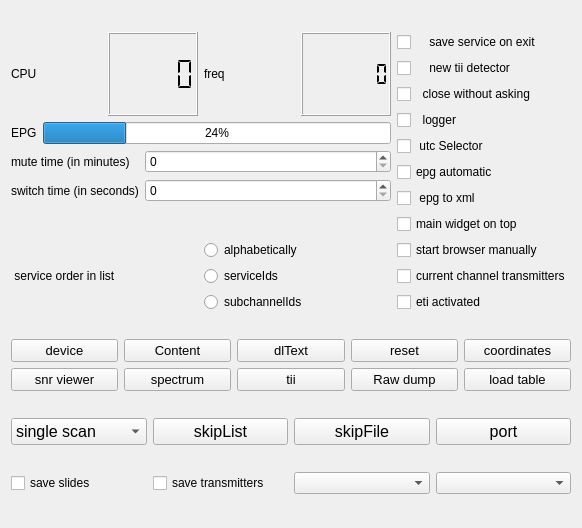
The window that forms/config-helper.ui (tomneda/qt-dab) describes before a commit, drawn with Qt 5.
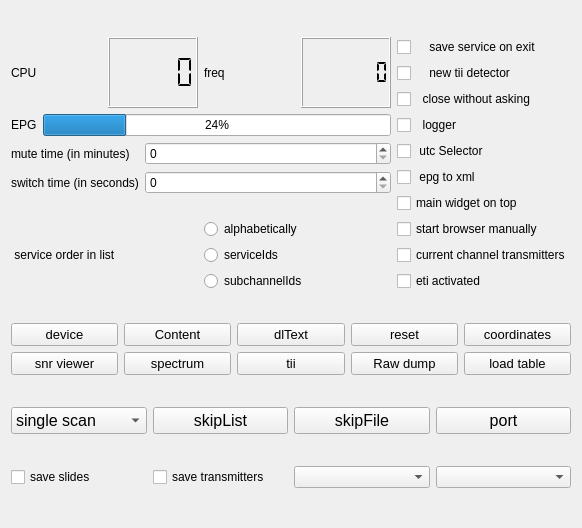
The same window after the commit. Custom widgets are drawn as their Qt base class.

Commit message: Remove unused "EPG automatic" switch

```diff
--- a/forms/config-helper.ui
+++ b/forms/config-helper.ui
@@ -211,16 +211,6 @@
          </property>
         </widget>
        </item>
-       <item>
-        <widget class="QCheckBox" name="epgSelector">
-         <property name="toolTip">
-          <string>&lt;html&gt;&lt;head/&gt;&lt;body&gt;&lt;p&gt;When set, the software is instructed to start an EPG handler when an EPG sevice is detected on starting an ensemble.&lt;/p&gt;&lt;/body&gt;&lt;/html&gt;</string>
-         </property>
-         <property name="text">
-          <string>epg automatic</string>
-         </property>
-        </widget>
-       </item>
        <item>
         <widget class="QCheckBox" name="epg2xmlSelector">
          <property name="toolTip">
```
The commit also changes 5 other files.
